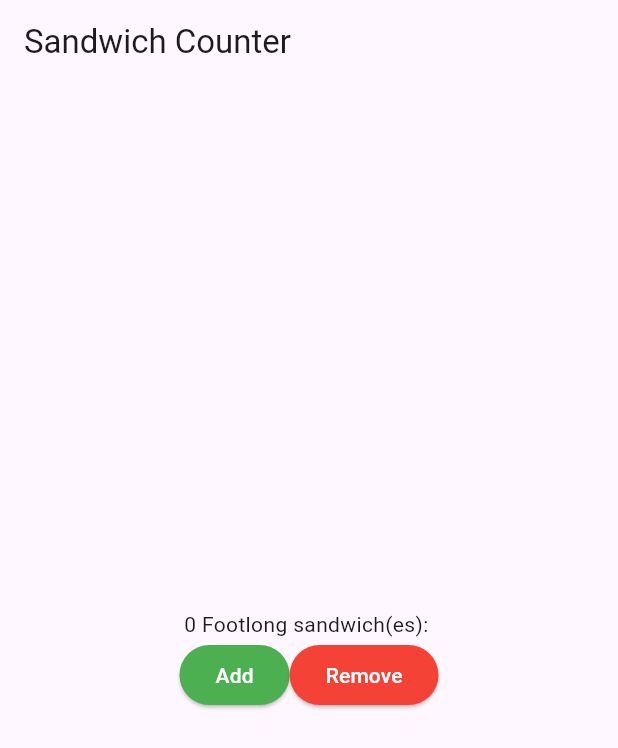
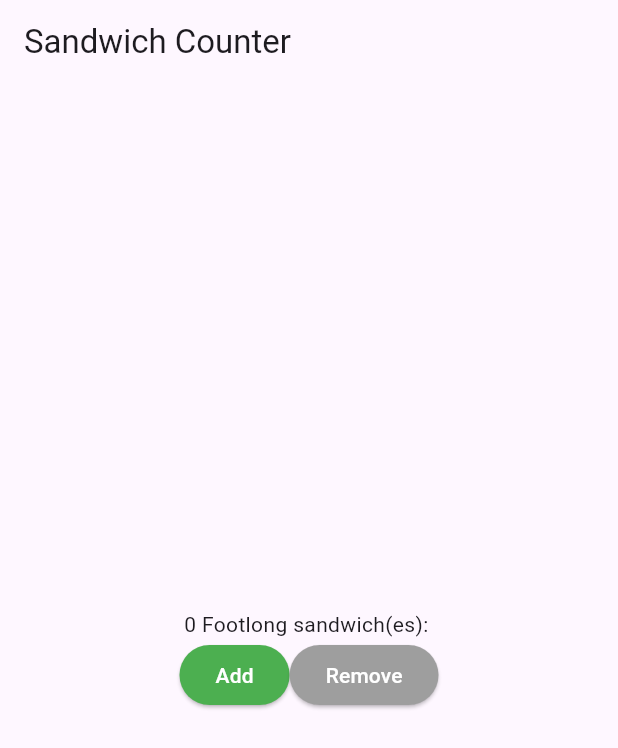
Before and after one commit to alcajuice/Week-1-Worksheet, a Flutter app: the screen it shows after launch, on a phone screen of 412 x 824 dp. Shown: the top 748 px of the screen. Run offline on Flutter 3.47's test engine with Material 3 defaults, Android fonts, the phone set to English and light mode, and no system bars.

Commit message:
Add colours when empty/full

```diff
--- a/lib/main.dart
+++ b/lib/main.dart
@@ -29,6 +29,7 @@ class OrderScreen extends StatefulWidget {
 
 class _OrderScreenState extends State<OrderScreen> {
   int _quantity = 0;
+  String _sandwichType = 'Footlong';
 
   void _increaseQuantity() {
     if (_quantity < widget.maxQuantity) {
@@ -50,22 +51,25 @@ class _OrderScreenState extends State<OrderScreen> {
         child: Column(
           mainAxisAlignment: MainAxisAlignment.center,
           children: <Widget>[
-            OrderItemDisplay(_quantity, 'Footlong'),
+            OrderItemDisplay(_quantity, _sandwichType),
             Row(
               mainAxisAlignment: MainAxisAlignment.center,
               children: [
                 ElevatedButton(
                   onPressed: _increaseQuantity,
                   style: ElevatedButton.styleFrom(
-                    backgroundColor: Colors.green,
+                    backgroundColor: _quantity < widget.maxQuantity
+                        ? Colors.green
+                        : Colors.grey,
                     foregroundColor: Colors.white,
                   ),
                   child: const Text('Add'),
                 ),
+
                 ElevatedButton(
                   onPressed: _decreaseQuantity,
                   style: ElevatedButton.styleFrom(
-                    backgroundColor: Colors.red,
+                    backgroundColor: _quantity != 0 ? Colors.red : Colors.grey,
                     foregroundColor: Colors.white,
                   ),
                   child: const Text('Remove'),
```
